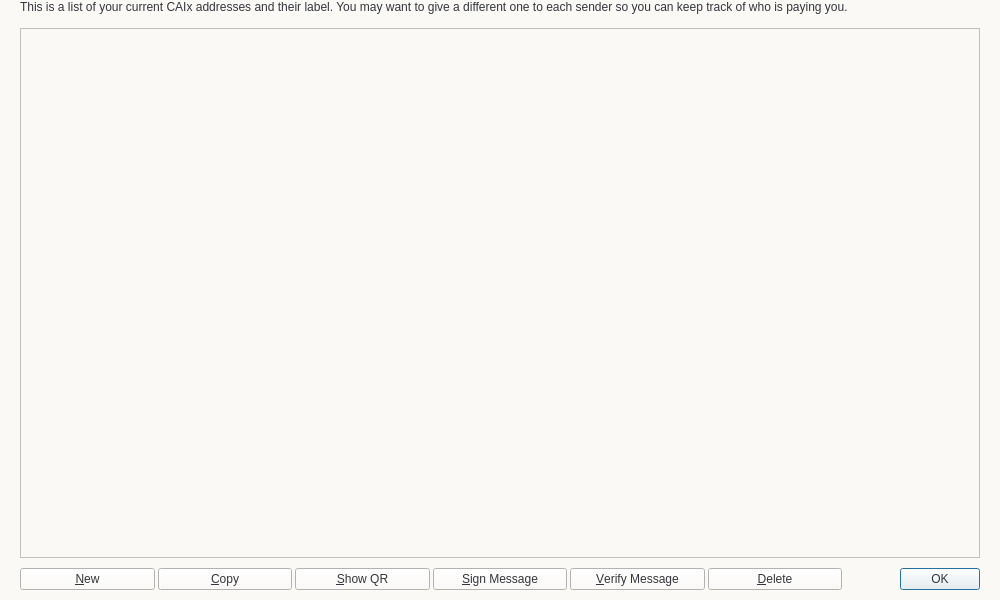
Lefter1s/CAIx, file src/qt/forms/addressbookpage.ui: the form before one commit.
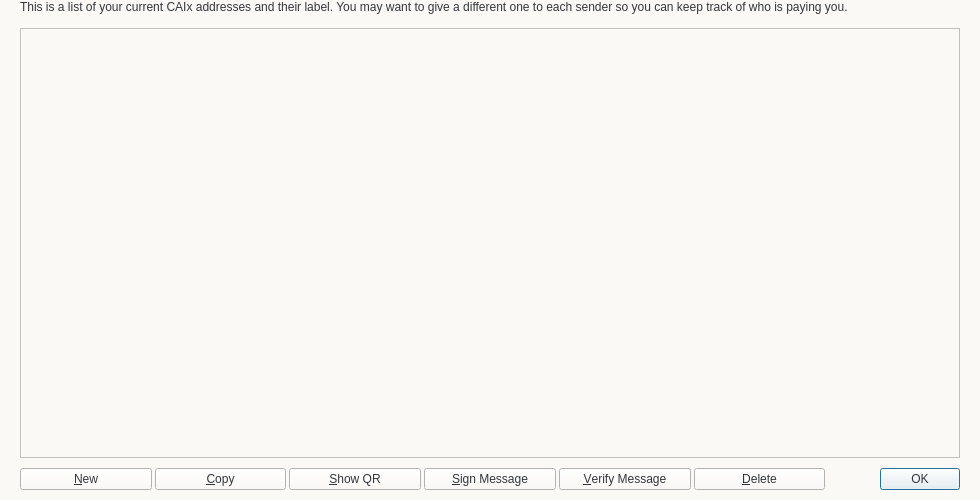
The form after the commit. Icons and pictures are not drawn.

Diff of the .ui file:
```diff
--- a/src/qt/forms/addressbookpage.ui
+++ b/src/qt/forms/addressbookpage.ui
@@ -6,10 +6,16 @@
    <rect>
     <x>0</x>
     <y>0</y>
-    <width>1000</width>
-    <height>600</height>
+    <width>980</width>
+    <height>500</height>
    </rect>
   </property>
+  <property name="sizePolicy">
+   <sizepolicy hsizetype="Fixed" vsizetype="Fixed">
+    <horstretch>0</horstretch>
+    <verstretch>0</verstretch>
+   </sizepolicy>
+  </property>
   <property name="windowTitle">
    <string>Address Book</string>
   </property>
```
